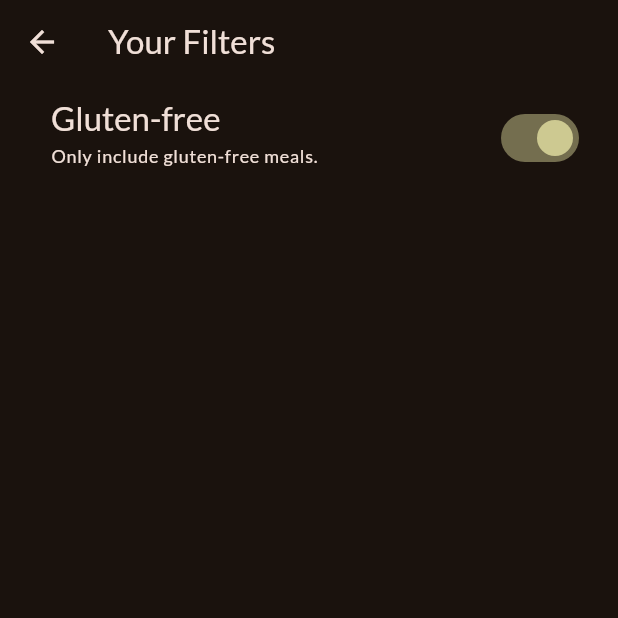
After one commit to never47/flutter-meals-app, a Flutter app: the FiltersScreen screen opened directly, after a tap on "Gluten-free", on a phone screen of 412 x 824 dp, the top half of it. The commit adds this screen. Run offline on Flutter 3.47's test engine with Material 3 defaults, Android fonts, the phone set to English and light mode, and no system bars; our stand-ins replace google_fonts, transparent_image.

Commit message:
add: filters.dart

```diff
--- /dev/null
+++ b/lib/screens/filters.dart
@@ -0,0 +1,61 @@
+import 'package:flutter/material.dart';
+
+class FiltersScreen extends StatefulWidget {
+  const FiltersScreen({super.key});
+
+  @override
+  State<StatefulWidget> createState() {
+    return _FiltersScreen();
+  }
+}
+
+class _FiltersScreen extends State<FiltersScreen> {
+  var _glutenFreeFilterSet = false;
+
+  @override
+  Widget build(BuildContext context) {
+    return Scaffold(
+      appBar: AppBar(
+        title: const Text('Your Filters'),
+      ),
+      // drawer: MainDrawer(onSelectScreen: (identifier) {
+      //   Navigator.of(context).pop();
+      //   if (identifier == 'filter') {
+      //     Navigator.of(context).pushReplacement(
+      //       MaterialPageRoute(
+      //         builder: (ctx) => const TabsScreen(),
+      //       ),
+      //     );
+      //   }
+      // }),
+      body: Column(
+        children: [
+          SwitchListTile(
+            value: _glutenFreeFilterSet,
+            onChanged: (isChecked) {
+              setState(() {
+                _glutenFreeFilterSet = isChecked;
+              });
+            },
+            title: Text(
+              'Gluten-free',
+              style: Theme.of(context)
+                  .textTheme
+                  .titleLarge!
+                  .copyWith(color: Theme.of(context).colorScheme.onBackground),
+            ),
+            subtitle: Text(
+              'Only include gluten-free meals.',
+              style: Theme.of(context)
+                  .textTheme
+                  .labelMedium!
+                  .copyWith(color: Theme.of(context).colorScheme.onBackground),
+            ),
+            activeColor: Theme.of(context).colorScheme.tertiary,
+            contentPadding: const EdgeInsets.only(left: 34, right: 22),
+          ),
+        ],
+      ),
+    );
+  }
+}
--- a/lib/screens/tabs.dart
+++ b/lib/screens/tabs.dart
@@ -51,6 +51,13 @@ class _TabsScreen extends State<TabsScreen> {
 
   void _setScreen(String identifier) {
     Navigator.of(context).pop();
+    if (identifier == 'filters') {
+      Navigator.of(context).push(
+        MaterialPageRoute(
+          builder: (ctx) => const FiltersScreen(),
+        ),
+      );
+    }
   }
 
   @override
```
